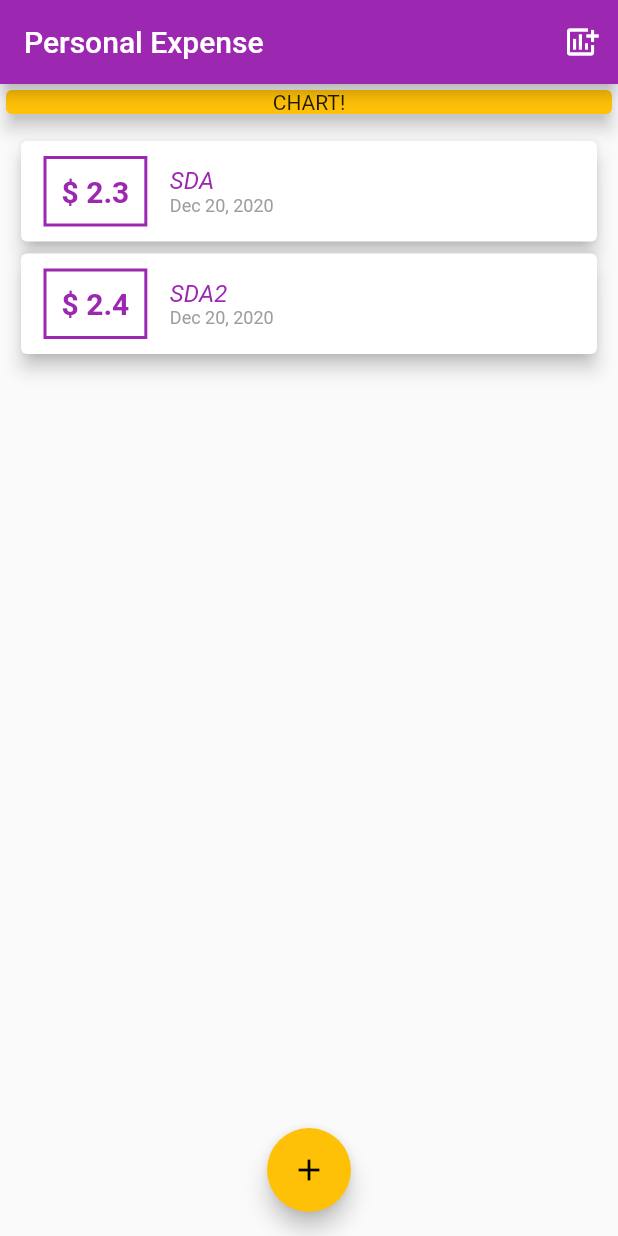
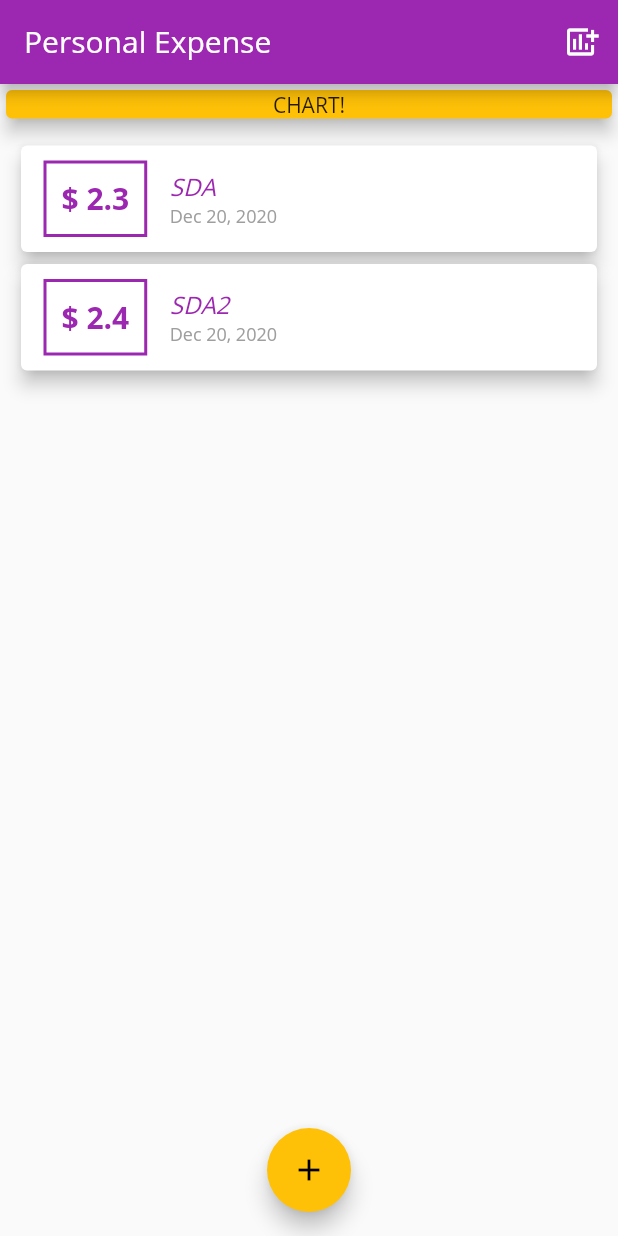
Before and after one commit to SyedDaniyalAli-SDA/Personal_Expense_Calculator, a Flutter app: the screen it shows after launch, on a phone screen of 412 x 824 dp. Run offline on Flutter 3.47's test engine with Material 2 defaults, Android fonts, the light colour scheme and no system bars.

Commit message:
Fonts Added

```diff
--- a/lib/main.dart
+++ b/lib/main.dart
@@ -14,7 +14,10 @@ class MyApp extends StatelessWidget {
     return MaterialApp(
       home: MyHomePage(),
       title: "Personal Expense",
-      theme: ThemeData(primarySwatch: Colors.purple, accentColor: Colors.amber),
+      theme: ThemeData(
+          primarySwatch: Colors.purple,
+          accentColor: Colors.amber,
+          fontFamily: 'OpenSans'),
     );
   }
 }
@@ -54,6 +57,7 @@ class _MyHomePageState extends State<MyHomePage> {
           );
         });
   }
+
   //Show Bottom SheetXXXXXXXXXXXXXXXXXXXXXXXXXXXXXXXXXXXXXXXXXXXXXXXXXXXXXXXXXXX
 
   @override
```
Also changed, not shown: assets/fonts/OpenSans-Bold.ttf (added), assets/fonts/OpenSans-Regular.ttf (added), assets/fonts/Quicksand-Bold.ttf (added), assets/fonts/Quicksand-Light.ttf (added), assets/fonts/Quicksand-Medium.ttf (added), assets/fonts/Quicksand-Regular.ttf (added).
